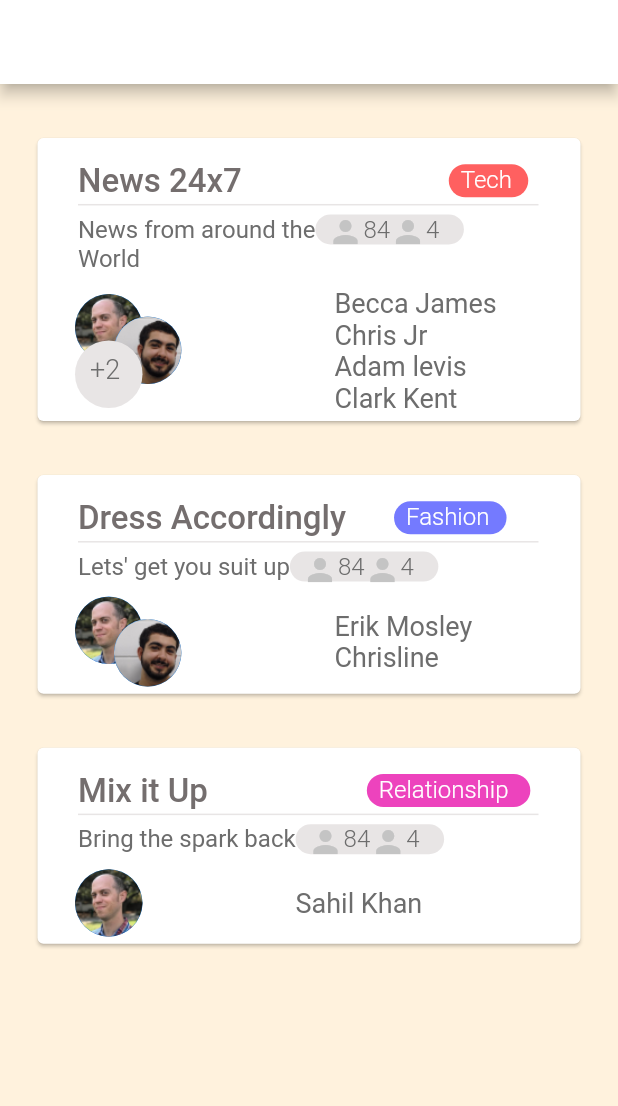
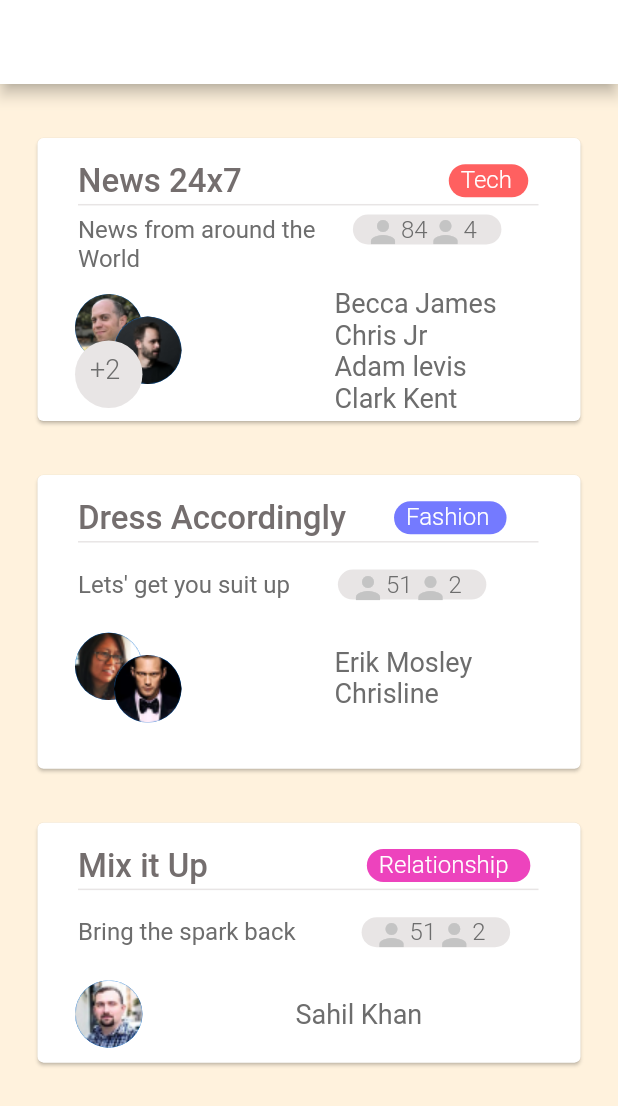
Before and after one commit to marivelmunozm/redSocial, a Flutter app: the PaginaDashboard screen opened directly, on a phone screen of 412 x 824 dp. Shown: the top 1106 px of the screen. Run offline on Flutter 3.47's test engine with Material 2 defaults, Android fonts, the phone set to English and light mode, and no system bars; Roboto replaces fonts that are missing (Poppins).

Commit message:
se adjuntron imageness

```diff
--- a/lib/pantallas/pagina_dashboard.dart
+++ b/lib/pantallas/pagina_dashboard.dart
@@ -39,7 +39,44 @@ class PaginaDashboard extends StatelessWidget {
                   child: Row(
                     children: [
                       crearTexto(texto: "News from around the"),
-                      crearIcono(),
+                      Padding(
+                        padding: const EdgeInsets.only(left: 25),
+                        child: Container(
+                          width: 99,
+                          height: 20,
+                          decoration: BoxDecoration(
+                            borderRadius: BorderRadius.circular(15),
+                            color: Color(0xFFE8E5E5),
+                          ),
+                          child: Row(
+                            children: [
+                              Padding(
+                                padding: const EdgeInsets.only(left: 8),
+                                child: crearIcono(),
+                              ),
+                              Text(
+                                "84",
+                                style: TextStyle(
+                                    color: Color(0xFF6D6D6D),
+                                    fontSize: 16,
+                                    fontFamily: 'Poppins',
+                                    fontStyle: FontStyle.normal,
+                                    fontWeight: FontWeight.w300),
+                              ),
+                              crearIcono(),
+                              Text(
+                                "4",
+                                style: TextStyle(
+                                    color: Color(0xFF6D6D6D),
+                                    fontSize: 16,
+                                    fontFamily: 'Poppins',
+                                    fontStyle: FontStyle.normal,
+                                    fontWeight: FontWeight.w300),
+                              ),
+                            ],
+                          ),
+                        ),
+                      ),
                     ],
                   ),
                 ),
@@ -73,7 +110,7 @@ class PaginaDashboard extends StatelessWidget {
                               width: 45,
                               height: 45,
                               child: CircleAvatar(
-                                backgroundImage: AssetImage("assets/circulo4.png"),
+                                backgroundImage: AssetImage("assets/1.png"),
                               ),
                             ),
                           ),
@@ -148,19 +185,56 @@ class PaginaDashboard extends StatelessWidget {
                   ],
                 ),
                 SizedBox(
-                  height: 6,
+                  height: 18,
                 ),
                 Padding(
                   padding: const EdgeInsets.only(left: 27),
                   child: Row(
                     children: [
                       crearTexto(texto: "Lets' get you suit up"),
-                      crearIcono(),
+                      Padding(
+                        padding: const EdgeInsets.only(left: 32),
+                        child: Container(
+                          width: 99,
+                          height: 20,
+                          decoration: BoxDecoration(
+                            borderRadius: BorderRadius.circular(15),
+                            color: Color(0xFFE8E5E5),
+                          ),
+                          child: Row(
+                            children: [
+                              Padding(
+                                padding: const EdgeInsets.only(left: 8),
+                                child: crearIcono(),
+                              ),
+                              Text(
+                                "51",
+                                style: TextStyle(
+                                    color: Color(0xFF6D6D6D),
+                                    fontSize: 16,
+                                    fontFamily: 'Poppins',
+                                    fontStyle: FontStyle.normal,
+                                    fontWeight: FontWeight.w300),
+                              ),
+                              crearIcono(),
+                              Text(
+                                "2",
+                                style: TextStyle(
+                                    color: Color(0xFF6D6D6D),
+                                    fontSize: 16,
+                                    fontFamily: 'Poppins',
+                                    fontStyle: FontStyle.normal,
+                                    fontWeight: FontWeight.w300),
+                              ),
+                            ],
+                          ),
+                        ),
+                      ),
                     ],
                   ),
                 ),
                 SizedBox(
-                  height: 10,
+                  height: 22,
                 ),
                 Row(
                   children: [
@@ -172,7 +246,7 @@ class PaginaDashboard extends StatelessWidget {
                             width: 45,
                             height: 45,
                             child: CircleAvatar(
-                              backgroundImage: AssetImage("assets/circulo2.png"),
+                              backgroundImage: AssetImage("assets/2.png"),
                             ),
                           ),
                           Padding(
@@ -181,7 +255,7 @@ class PaginaDashboard extends StatelessWidget {
                               width: 45,
                               height: 45,
                               child: CircleAvatar(
-                                backgroundImage: AssetImage("assets/circulo4.png"),
+                                backgroundImage: AssetImage("assets/3.png"),
                               ),
                             ),
                           ),
@@ -201,7 +275,7 @@ class PaginaDashboard extends StatelessWidget {
                   ],
                 ),
                 SizedBox(
-                  height: 4.74,
+                  height: 30.74,
                 )
               ],
             ),
@@ -228,19 +302,56 @@ class PaginaDashboard extends StatelessWidget {
                   ],
                 ),
                 SizedBox(
-                  height: 6,
+                  height: 18,
                 ),
                 Padding(
                   padding: const EdgeInsets.only(left: 27),
                   child: Row(
                     children: [
                       crearTexto(texto: "Bring the spark back"),
-                      crearIcono(),
+                      Padding(
+                        padding: const EdgeInsets.only(left: 44),
+                        child: Container(
+                          width: 99,
+                          height: 20,
+                          decoration: BoxDecoration(
+                            borderRadius: BorderRadius.circular(15),
+                            color: Color(0xFFE8E5E5),
+                          ),
+                          child: Row(
+                            children: [
+                              Padding(
+                                padding: const EdgeInsets.only(left: 8),
+                                child: crearIcono(),
+                              ),
+                              Text(
+                                "51",
+                                style: TextStyle(
+                                    color: Color(0xFF6D6D6D),
+                                    fontSize: 16,
+                                    fontFamily: 'Poppins',
+                                    fontStyle: FontStyle.normal,
+                                    fontWeight: FontWeight.w300),
+                              ),
+                              crearIcono(),
+                              Text(
+                                "2",
+                                style: TextStyle(
+                                    color: Color(0xFF6D6D6D),
+                                    fontSize: 16,
+                                    fontFamily: 'Poppins',
+                                    fontStyle: FontStyle.normal,
+                                    fontWeight: FontWeight.w300),
+                              ),
+                            ],
+                          ),
+                        ),
+                      ),
                     ],
                   ),
                 ),
                 SizedBox(
-                  height: 10,
+                  height: 22,
                 ),
                 Row(
                   children: [
@@ -252,7 +363,7 @@ class PaginaDashboard extends StatelessWidget {
                             width: 45,
                             height: 45,
                             child: CircleAvatar(
-                              backgroundImage: AssetImage("assets/circulo2.png"),
+                              backgroundImage: AssetImage("assets/4.png"),
                             ),
                           ),
                         ],
@@ -270,8 +381,8 @@ class PaginaDashboard extends StatelessWidget {
                   ],
                 ),
                 SizedBox(
-                  height: 4.74,
-                )
+                  height: 10,
+                ),
               ],
             ),
           ),
@@ -330,36 +441,9 @@ class PaginaDashboard extends StatelessWidget {
   }
 
   Widget crearIcono() {
-    return Container(
-      width: 99,
-      height: 20,
-      decoration: BoxDecoration(
-        borderRadius: BorderRadius.circular(15),
-        color: Color(0xFFE8E5E5),
-      ),
-      child: Row(
-        children: [
-          Padding(
-            padding: const EdgeInsets.only(left: 8),
-            child: Icon(
-              Icons.person,
-              color: Color(0xFFC4C4C4),
-            ),
-          ),
-          Text(
-            "84",
-            style: TextStyle(color: Color(0xFF6D6D6D), fontSize: 16, fontFamily: 'Poppins', fontStyle: FontStyle.normal, fontWeight: FontWeight.w300),
-          ),
-          Icon(
-            Icons.person,
-            color: Color(0xFFC4C4C4),
-          ),
-          Text(
-            "4",
-            style: TextStyle(color: Color(0xFF6D6D6D), fontSize: 16, fontFamily: 'Poppins', fontStyle: FontStyle.normal, fontWeight: FontWeight.w300),
-          ),
-        ],
-      ),
+    return Icon(
+      Icons.person,
+      color: Color(0xFFC4C4C4),
     );
   }
 
```
Also changed, not shown: assets/1.png (added), assets/2.png (added), assets/3.png (added), assets/4.png (added).
